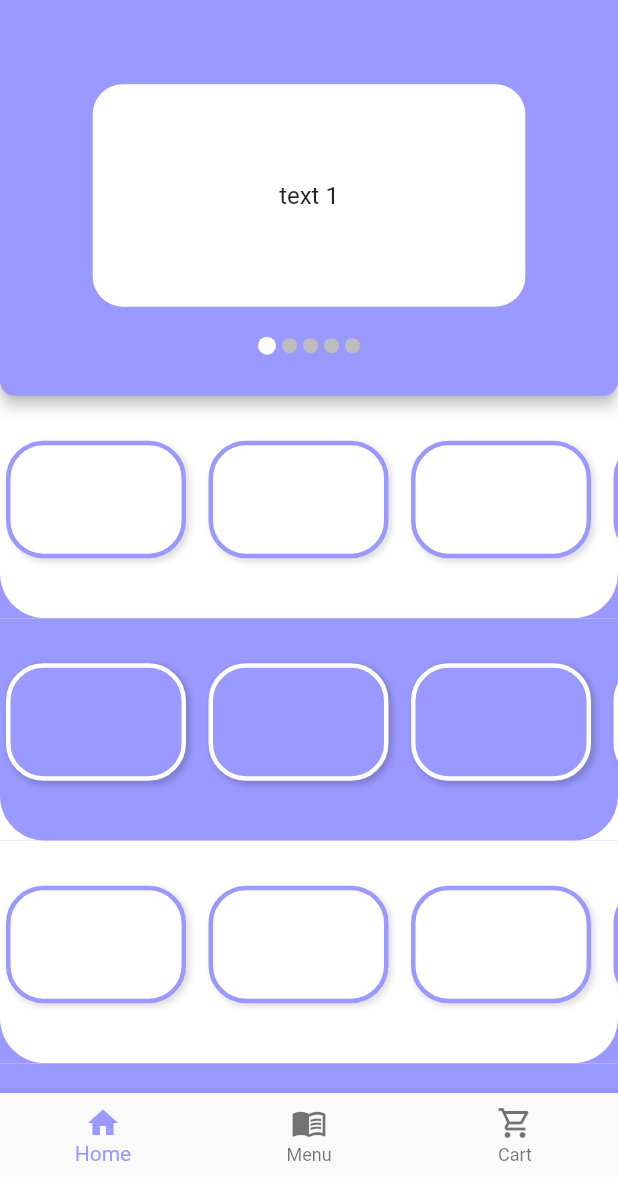
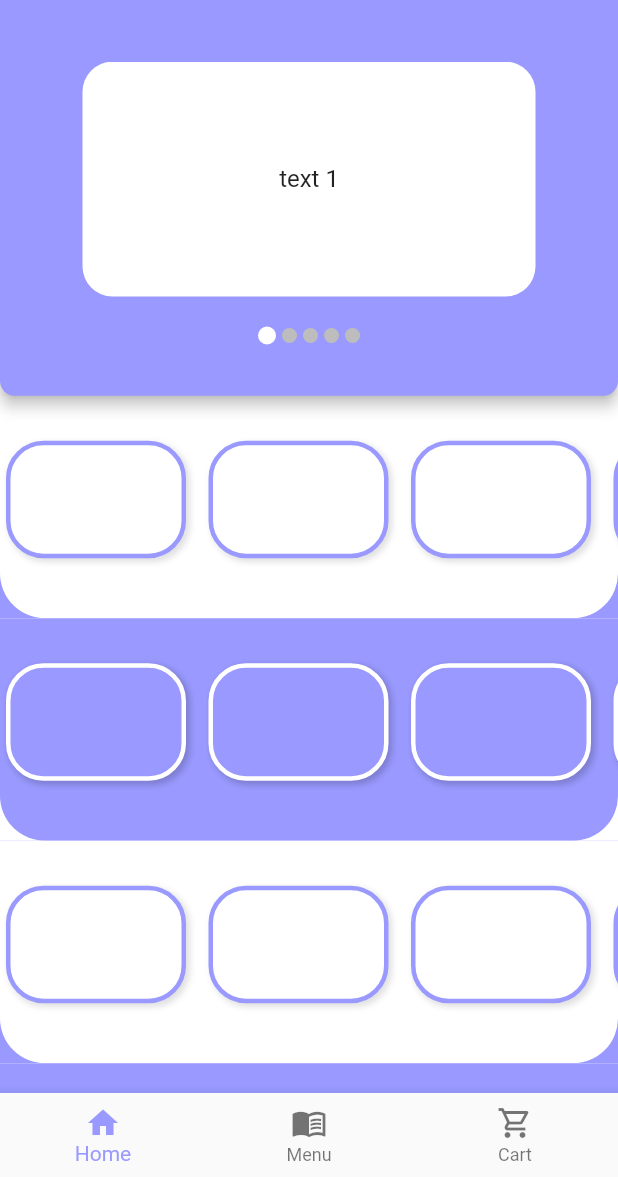
Before and after one commit to MohanpreetS/flutter_projects, a Flutter app: the screen it shows after launch, on a phone screen of 412 x 824 dp, the part 59-1236 px from its top. Run offline on Flutter 3.47's test engine with Material 2 defaults, Android fonts, the phone set to English and light mode, and no system bars; drawn by our look-alikes of carousel_slider; our stand-ins replace shared_preferences, sticky_headers.

Commit message:
added carousel

```diff
--- a/rodhos/lib/screens/home_screen.dart
+++ b/rodhos/lib/screens/home_screen.dart
@@ -50,7 +50,7 @@ class _HomeScreenState extends State<HomeScreen> {
                 borderRadius: BorderRadius.circular(25),
               ),
               margin: EdgeInsets.only(
-                bottom: 10,
+                bottom: 25,
                 left: 50,
                 right: 50,
               ),
@@ -65,7 +65,7 @@ class _HomeScreenState extends State<HomeScreen> {
                       return Builder(
                         builder: (BuildContext context) {
                           return Container(
-                            width: MediaQuery.of(context).size.width * 0.7,
+                            width: MediaQuery.of(context).size.width * 0.8,
                             margin: EdgeInsets.symmetric(horizontal: 5.0),
                             decoration: BoxDecoration(
                               color: Colors.white,
@@ -82,7 +82,7 @@ class _HomeScreenState extends State<HomeScreen> {
                       );
                     }).toList(),
                     options: CarouselOptions(
-                      height: mQuery.size.height * 0.18,
+                      height: mQuery.size.height * 0.19,
                       aspectRatio: 16 / 9,
                       viewportFraction: 1,
                       initialPage: 0,
```
